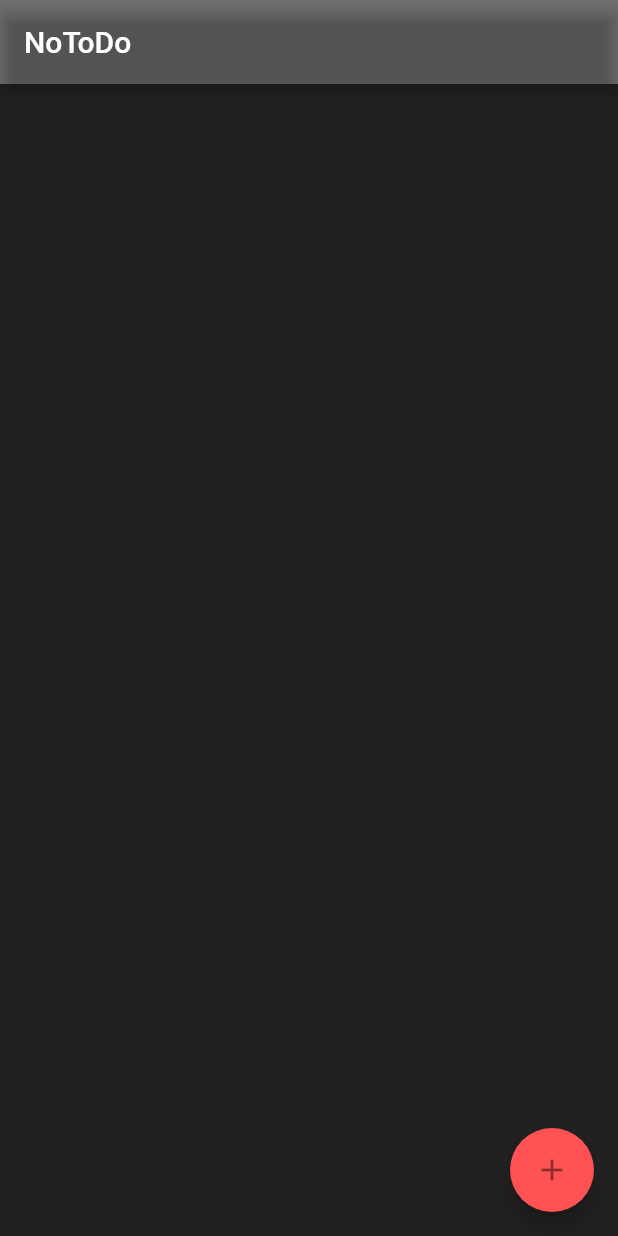
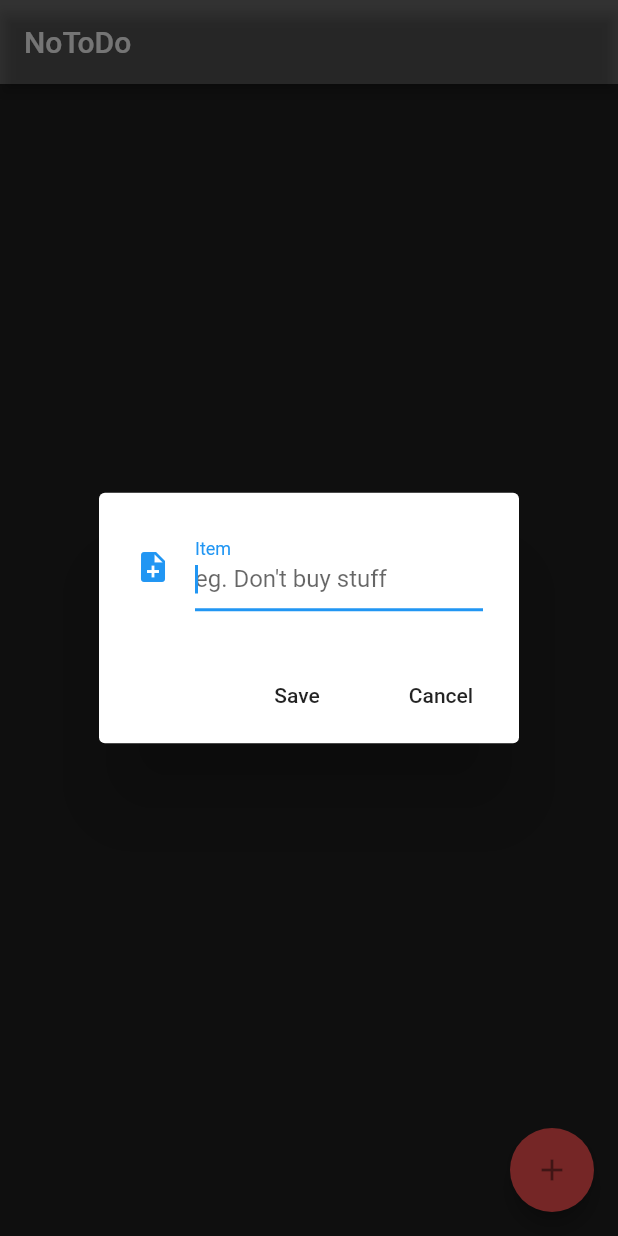
Before and after one commit to DilanMadhusanka/NoToDo_App, a Flutter app: the screen it shows after launch, after a tap on the "add" icon, on a phone screen of 412 x 824 dp. Run offline on Flutter 3.47's test engine with Material 2 defaults, Android fonts, the phone set to English and light mode, and no system bars; our stand-ins replace sqflite; accounts and stored records are empty.

```diff
--- a/lib/ui/notodo_screen.dart
+++ b/lib/ui/notodo_screen.dart
@@ -1,4 +1,6 @@
 import 'package:flutter/material.dart';
+import 'package:notodo_app/model/nodo_item.dart';
+import 'package:notodo_app/util/database_client.dart';
 
 class NoToDoScreen extends StatefulWidget {
   @override
@@ -6,6 +8,17 @@ class NoToDoScreen extends StatefulWidget {
 }
 
 class _NoToDoScreenState extends State<NoToDoScreen> {
+
+  final TextEditingController _textEditingController = new TextEditingController();
+  var db = DatabaseHelper();
+
+  void _handleSubmitted(String text) async {
+    _textEditingController.clear();
+    NoDoItem noDoItem = NoDoItem(text, DateTime.now().toIso8601String());
+    int savedItemId = await db.saveItem(noDoItem);
+    print("Item saved item: $savedItemId");
+  }
+
   @override
   Widget build(BuildContext context) {
     return Scaffold(
@@ -23,5 +36,43 @@ class _NoToDoScreenState extends State<NoToDoScreen> {
   }
 
   void _showFormDialog() {
+    var alert = new AlertDialog(
+      content: Row(
+        children: <Widget>[
+          Expanded(
+            child: TextField(
+              controller: _textEditingController,
+              autofocus: true,
+              decoration: InputDecoration(
+                labelText: "Item",
+                hintText: "eg. Don't buy stuff",
+                icon: Icon(
+                  Icons.note_add
+                )
+              ),
+            ),
+          )
+        ],
+      ),
+      actions: <Widget>[
+        FlatButton(
+          onPressed: () {
+            _handleSubmitted(_textEditingController.text);
+            _textEditingController.clear();
+          },
+          child: Text("Save"),
+        ),
+        FlatButton(
+          onPressed: () => Navigator.pop(context),
+          child: Text("Cancel"),
+        )
+      ],
+    );
+    showDialog(
+      context: context,
+      builder: (_) {
+        return alert;
+      }
+    );
   }
 }
```
Also changed, not shown: lib/util/database_client.dart (+7 -2 lines). Lines whose indentation alone changed are shown as unchanged.
